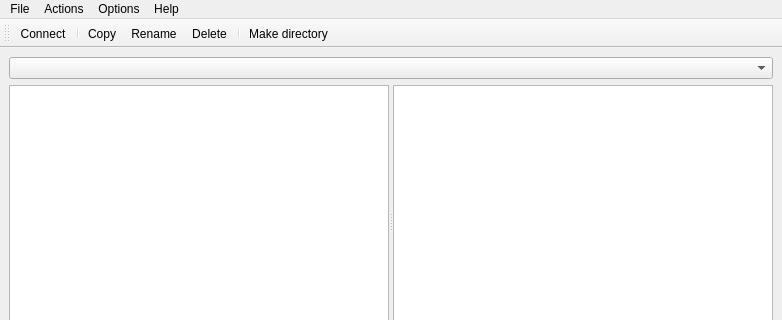
The window that ui/MainWindow.ui (PyatkinAleksey/ftp_client_gui) describes before a commit, drawn with Qt 5; both pictures show x 0 to 782 and y 0 to 320 of the 782 by 663 pixel window.
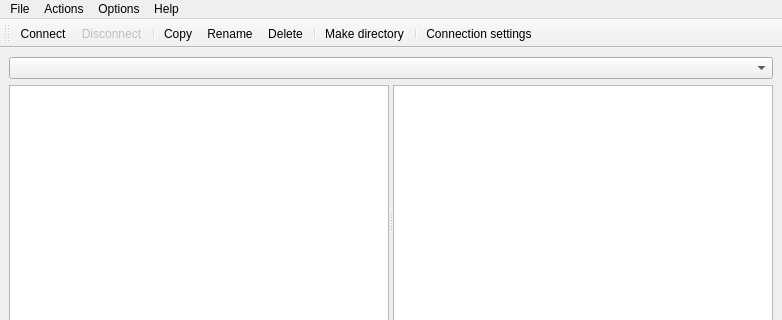
The same window after the commit. Icons and pictures are not drawn.

Commit message: Добавлена кнопка Disconnect. Issue #98 - Добавить кнопку Disconnect

```diff
--- a/ui/MainWindow.ui
+++ b/ui/MainWindow.ui
@@ -136,12 +136,15 @@
     <bool>false</bool>
    </attribute>
    <addaction name="actionConnect"/>
+   <addaction name="actionDisconnect"/>
    <addaction name="separator"/>
    <addaction name="actionCopy"/>
    <addaction name="actionRename"/>
    <addaction name="actionDelete"/>
    <addaction name="separator"/>
    <addaction name="actionMakeDirectory"/>
+   <addaction name="separator"/>
+   <addaction name="actionConnectionSettings"/>
   </widget>
   <action name="actionConnect">
    <property name="icon">
@@ -248,6 +251,18 @@
     <string>F7</string>
    </property>
   </action>
+  <action name="actionDisconnect">
+   <property name="enabled">
+    <bool>false</bool>
+   </property>
+   <property name="icon">
+    <iconset resource="../Icons.qrc">
+     <normaloff>:/Menu&amp;Toolbar/images/disconnect.ico</normaloff>:/Menu&amp;Toolbar/images/disconnect.ico</iconset>
+   </property>
+   <property name="text">
+    <string>Disconnect</string>
+   </property>
+  </action>
  </widget>
  <resources>
   <include location="../Icons.qrc"/>
```
Left out of the diff: 1 changed line with no effect on the pictures. The commit also changes 9 other files.
